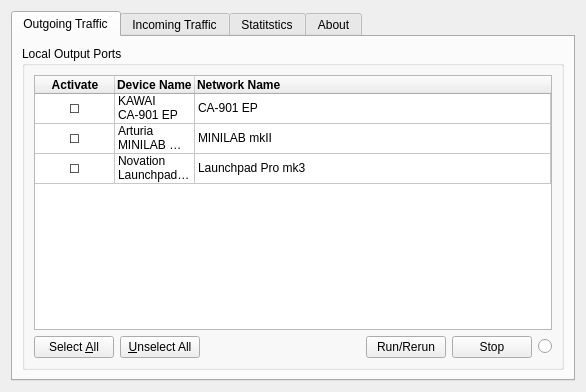
Haenisch/MIDI-over-LAN, file gui/MainWidget.ui: the form before one commit.
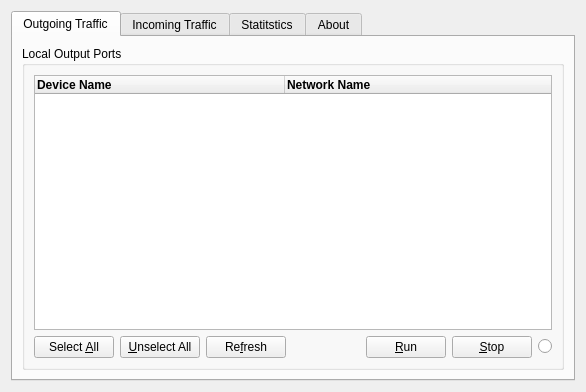
The form after the commit.

Commit message: Implemented the logic for the first tab of the GUI. The tab now has a list of all the MIDI devices connected to the computer, and the user can select one ore more of them to use as the input device.

What changed in the file:
```diff
--- a/gui/MainWidget.ui
+++ b/gui/MainWidget.ui
@@ -12,8 +12,8 @@
   </property>
   <property name="minimumSize">
    <size>
-    <width>586</width>
-    <height>392</height>
+    <width>0</width>
+    <height>0</height>
    </size>
   </property>
   <property name="windowTitle">
@@ -97,10 +97,10 @@
              <bool>true</bool>
             </attribute>
             <attribute name="horizontalHeaderMinimumSectionSize">
-             <number>25</number>
+             <number>100</number>
             </attribute>
             <attribute name="horizontalHeaderDefaultSectionSize">
-             <number>80</number>
+             <number>250</number>
             </attribute>
             <attribute name="horizontalHeaderStretchLastSection">
              <bool>true</bool>
@@ -114,31 +114,6 @@
             <attribute name="verticalHeaderStretchLastSection">
              <bool>false</bool>
             </attribute>
-            <row>
-             <property name="text">
-              <string>0</string>
-             </property>
-            </row>
-            <row>
-             <property name="text">
-              <string>1</string>
-             </property>
-            </row>
-            <row>
-             <property name="text">
-              <string>2</string>
-             </property>
-            </row>
-            <column>
-             <property name="text">
-              <string>Activate</string>
-             </property>
-             <property name="font">
-              <font>
-               <bold>true</bold>
-              </font>
-             </property>
-            </column>
             <column>
              <property name="text">
               <string>Device Name</string>
@@ -165,60 +140,6 @@
               <set>AlignLeading|AlignVCenter</set>
              </property>
             </column>
-            <item row="0" column="0">
-             <property name="text">
-              <string>☐</string>
-             </property>
-             <property name="textAlignment">
-              <set>AlignCenter</set>
-             </property>
-            </item>
-            <item row="0" column="1">
-             <property name="text">
-              <string>KAWAI CA-901 EP</string>
-             </property>
-            </item>
-            <item row="0" column="2">
-             <property name="text">
-              <string>CA-901 EP</string>
-             </property>
-            </item>
-            <item row="1" column="0">
-             <property name="text">
-              <string>☐</string>
-             </property>
-             <property name="textAlignment">
-              <set>AlignCenter</set>
-             </property>
-            </item>
-            <item row="1" column="1">
-             <property name="text">
-              <string>Arturia MINILAB mkII</string>
-             </property>
-            </item>
-            <item row="1" column="2">
-             <property name="text">
-              <string>MINILAB mkII</string>
-             </property>
-            </item>
-            <item row="2" column="0">
-             <property name="text">
-              <string>☐</string>
-             </property>
-             <property name="textAlignment">
-              <set>AlignCenter</set>
-             </property>
-            </item>
-            <item row="2" column="1">
-             <property name="text">
-              <string>Novation Launchpad Pro mk3</string>
-             </property>
-            </item>
-            <item row="2" column="2">
-             <property name="text">
-              <string>Launchpad Pro mk3</string>
-             </property>
-            </item>
            </widget>
           </item>
           <item row="1" column="0">
@@ -237,6 +158,16 @@
               </property>
              </widget>
             </item>
+            <item>
+             <widget class="QPushButton" name="pushButton_LocalOutputPorts_Refresh">
+              <property name="toolTip">
+               <string>&lt;html&gt;&lt;head/&gt;&lt;body&gt;&lt;p&gt;Refresh the list of output ports in case a new device is connected.&lt;/p&gt;&lt;/body&gt;&lt;/html&gt;</string>
+              </property>
+              <property name="text">
+               <string>Re&amp;fresh</string>
+              </property>
+             </widget>
+            </item>
             <item>
              <spacer name="horizontalSpacer">
               <property name="orientation">
@@ -253,14 +184,14 @@
             <item>
              <widget class="QPushButton" name="pushButton_LocalOutputPorts_Run">
               <property name="text">
-               <string>Run/Rerun</string>
+               <string>&amp;Run</string>
               </property>
              </widget>
             </item>
             <item>
              <widget class="QPushButton" name="pushButton_LocalOutputPorts_Stop">
               <property name="text">
-               <string>Stop</string>
+               <string>&amp;Stop</string>
               </property>
              </widget>
             </item>
```
Left out of the diff: 7 changed lines with no effect on the pictures. The commit also changes 2 other files.
